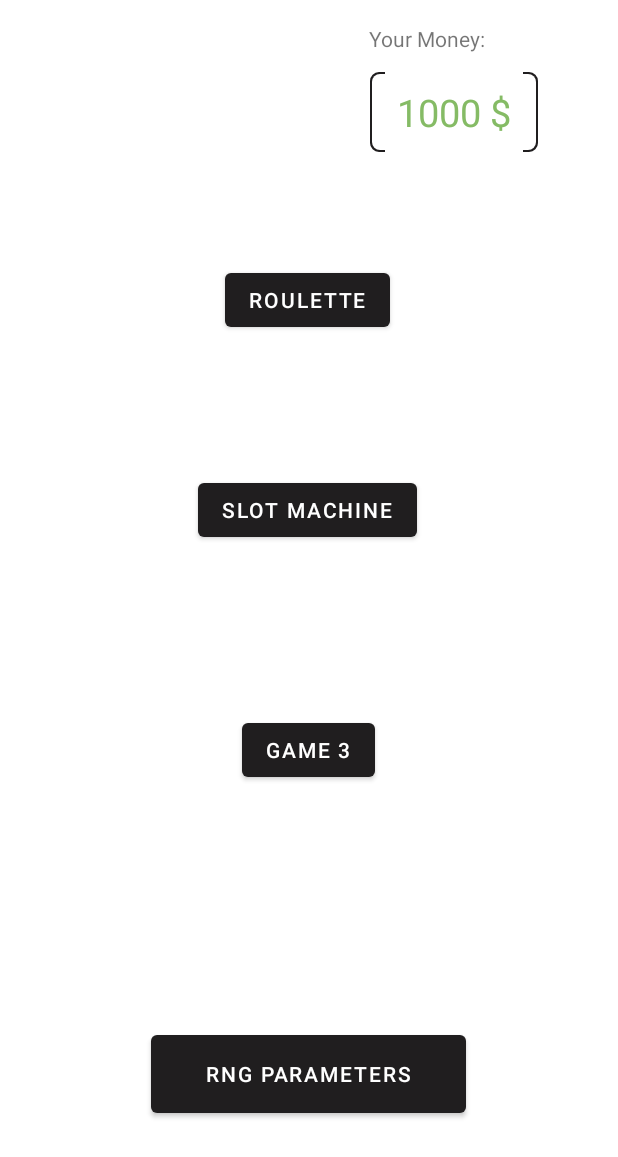
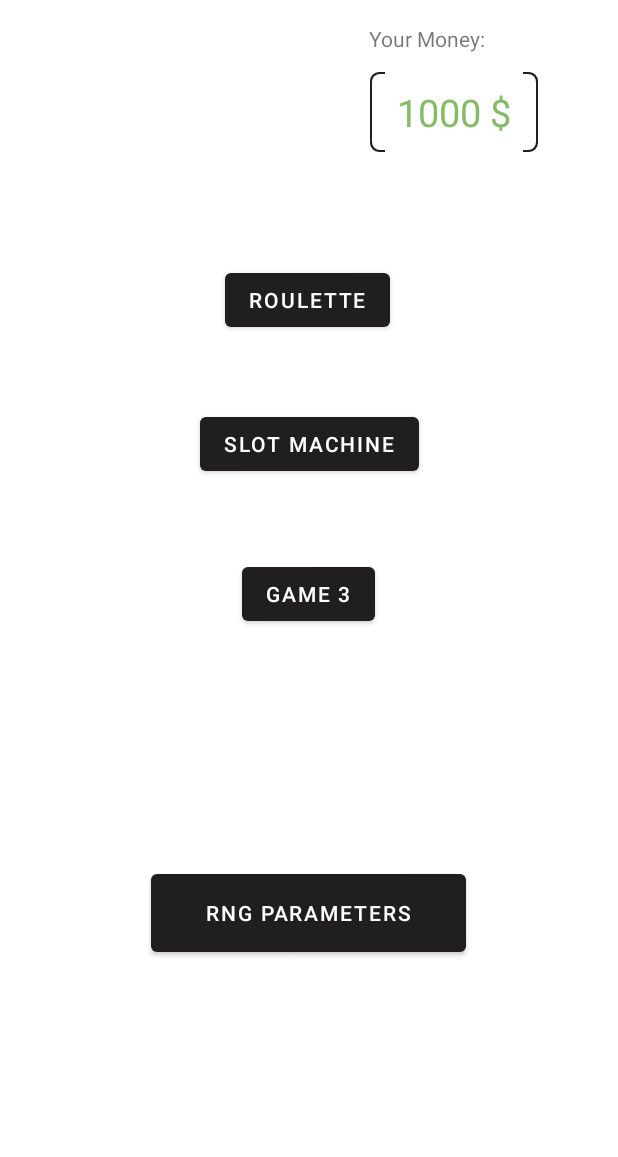
Before and after one commit to Lucadesantos/UnRandomCasino, an Android app: the screen it shows after launch (MainActivity), on a phone screen of 412 x 824 dp. Shown: the top 1157 px of the screen. Run offline under Robolectric (Android 15) with nearby library versions, the light colour scheme and no system bars.

Commit message:
Bug fixes

```diff
--- a/app/build.gradle
+++ b/app/build.gradle
@@ -29,6 +29,7 @@ android {
 }
 
 dependencies {
+
     implementation 'androidx.core:core-ktx:1.0.0'
     implementation 'org.jetbrains.kotlin:kotlin-stdlib-jdk7:1.4.21'
     implementation 'nl.dionsegijn:konfetti:1.2.5'
--- a/app/src/main/java/com/example/unrandomcasino/Confetti.java
+++ b/app/src/main/java/com/example/unrandomcasino/Confetti.java
@@ -14,7 +14,7 @@ public class Confetti extends AppCompatActivity {
         DisplayMetrics display = new DisplayMetrics();
         win.getDefaultDisplay().getMetrics(display);
         conf.build()
-                .addColors(Color.YELLOW, Color.GREEN, Color.MAGENTA)
+                .addColors(Color.parseColor("#fc0e9b"), Color.parseColor("#f6d336"), Color.parseColor("#f63f55"),Color.parseColor("#4cf8f4"),Color.parseColor("#9bdf5b"))
                 .setDirection(0.0, 359.0)
                 .setSpeed(1f, 5f)
                 .setFadeOutEnabled(true)
--- a/app/src/main/java/com/example/unrandomcasino/Perso.java
+++ b/app/src/main/java/com/example/unrandomcasino/Perso.java
@@ -3,6 +3,7 @@ package com.example.unrandomcasino;
 public class Perso {
     private static int Money = 1000;
     static RNG selectedRNG = new JavaRNG();
+    static int selectPos = 0;
     static int getMoney(){return Money;}
     static void setMoney(int money){Money = money;}
     static RNG getSelectedRNG(){return selectedRNG;}
--- a/app/src/main/res/layout/activity_main.xml
+++ b/app/src/main/res/layout/activity_main.xml
@@ -36,12 +36,25 @@
         android:id="@+id/RNG"
         android:layout_width="210dp"
         android:layout_height="64dp"
-        android:layout_marginBottom="76dp"
+        android:layout_marginTop="52dp"
         android:text="RNG parameters"
         app:layout_constraintBottom_toBottomOf="parent"
         app:layout_constraintEnd_toEndOf="parent"
         app:layout_constraintHorizontal_bias="0.497"
-        app:layout_constraintStart_toStartOf="parent" />
+        app:layout_constraintStart_toStartOf="parent"
+        app:layout_constraintTop_toBottomOf="@+id/game3"
+        app:layout_constraintVertical_bias="0.364" />
+
+    <Button
+        android:id="@+id/game3"
+        android:layout_width="wrap_content"
+        android:layout_height="wrap_content"
+        android:layout_marginTop="52dp"
+        android:text="Game 3"
+        app:layout_constraintEnd_toEndOf="parent"
+        app:layout_constraintHorizontal_bias="0.498"
+        app:layout_constraintStart_toStartOf="parent"
+        app:layout_constraintTop_toBottomOf="@+id/game2" />
 
     <Button
         android:id="@+id/game1"
@@ -55,24 +68,12 @@
         app:layout_constraintTop_toTopOf="parent" />
 
     <Button
-        android:id="@+id/game3"
-        android:layout_width="wrap_content"
-        android:layout_height="wrap_content"
-        android:layout_marginTop="112dp"
-        android:text="Game 3"
-        app:layout_constraintEnd_toEndOf="parent"
-        app:layout_constraintHorizontal_bias="0.498"
-        app:layout_constraintStart_toStartOf="parent"
-        app:layout_constraintTop_toBottomOf="@+id/game2" />
-
-    <Button
         android:id="@+id/game2"
         android:layout_width="wrap_content"
         android:layout_height="wrap_content"
-        android:layout_marginTop="92dp"
+        android:layout_marginTop="48dp"
         android:text="Slot Machine"
         app:layout_constraintEnd_toEndOf="parent"
-        app:layout_constraintHorizontal_bias="0.496"
         app:layout_constraintStart_toStartOf="parent"
         app:layout_constraintTop_toBottomOf="@+id/game1" />
 
```
Also changed, not shown: app/src/main/java/com/example/unrandomcasino/RNGParameters.java (+9 -0 lines), app/src/main/java/com/example/unrandomcasino/Roulette.java (+12 -6 lines), app/src/main/res/layout/activity_rng_parameters.xml (+11 -0 lines), app/src/main/res/layout/activity_roulette.xml (+4 -4 lines), 1 other file.
